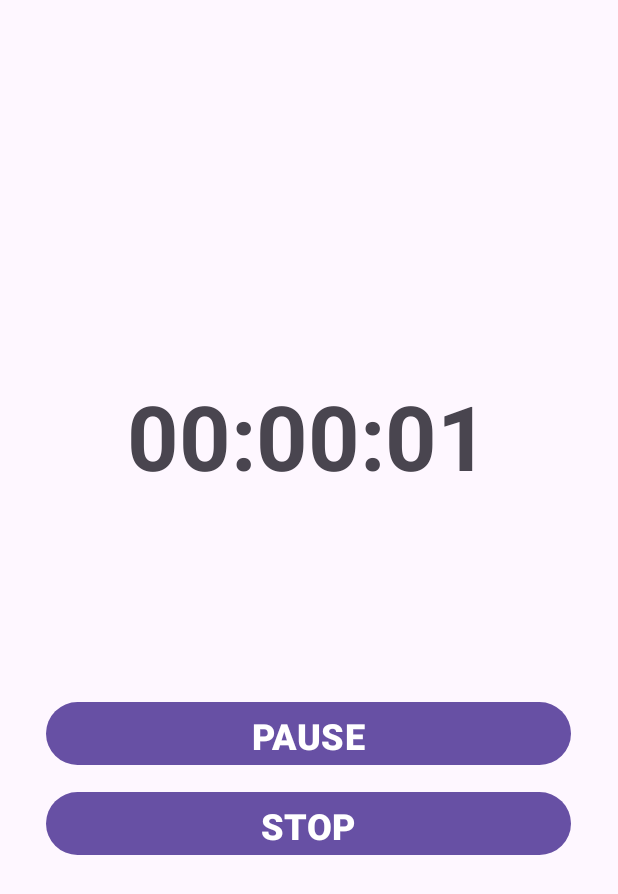
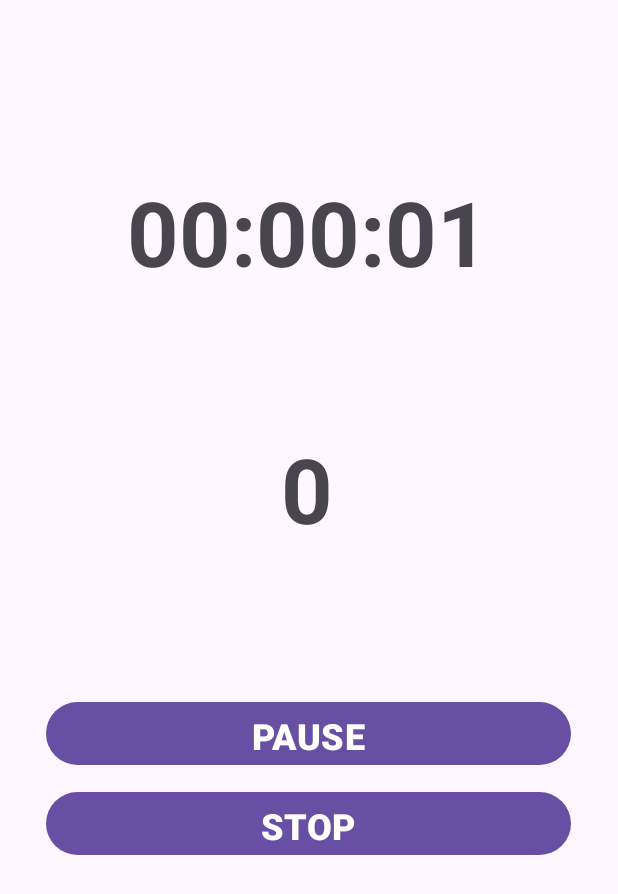
Before and after one commit to metolone-xyz/Group3Android-app, an Android app: the MeasurementActivity screen opened directly, with no data from a screen before it, on a phone screen of 412 x 824 dp. Shown: the top 894 px of the screen. Run offline under Robolectric (Android 15) with nearby library versions, the phone set to English and light mode, and no system bars.

Commit message:
ManagementActivity.javaに歩数を記録するためのメソッド、変数を追加

```diff
--- a/app/src/main/java/com/group3/myandroid/MeasurementActivity.java
+++ b/app/src/main/java/com/group3/myandroid/MeasurementActivity.java
@@ -9,6 +9,10 @@ import android.os.Bundle;
 import com.group3.myandroid.global.EasyLogger;
 import org.w3c.dom.Text;
 import android.widget.TextView;
+import android.hardware.Sensor;
+import android.hardware.SensorEvent;
+import android.hardware.SensorEventListener;
+import android.hardware.SensorManager;
 
 //メモ:ボタンをインポートする
 
@@ -18,6 +22,12 @@ public class MeasurementActivity extends AppCompatActivity {
     private Handler handler = new Handler();
     private TextView timerTextView;
     private long elapsedTime = 0;
+
+    //歩数カウント関係の変数
+    private SensorManager sensorManager;
+    private Sensor stepSensor;
+    private int stepCount = 0;
+
     private Runnable updateTimeRunnable = new Runnable() {
 
         @Override
@@ -28,6 +38,20 @@ public class MeasurementActivity extends AppCompatActivity {
         }
     };
 
+    //歩数センサーのリスナー
+    private final SensorEventListener stepListener = new SensorEventListener() {
+        @Override
+        public void onSensorChanged(SensorEvent event) {
+            if (event.sensor.getType() == Sensor.TYPE_STEP_COUNTER){
+                //UIを更新する処理
+            }
+        }
+
+        @Override
+        public void onAccuracyChanged(Sensor sensor, int accuracy) {
+                //とりあえず無視
+        }
+    };
 
     @Override
     protected void onCreate(Bundle savedInstanceState) {
@@ -40,10 +64,18 @@ public class MeasurementActivity extends AppCompatActivity {
         startTime = System.currentTimeMillis();
         handler.postDelayed(updateTimeRunnable, 0);
 
+        //センサーを初期化
+        sensorManager = (SensorManager) getSystemService(SENSOR_SERVICE);
+        stepSensor = sensorManager.getDefaultSensor(Sensor.TYPE_STEP_COUNTER);
+
+        if(stepSensor == null){
+            //エラー処理
+        }
+
         startButton.setOnClickListener(new View.OnClickListener(){
             @Override
             public void onClick(View view) {
-                //クリック時にMeasurementActivity
+                //クリック時にCouponMeasurementActivityに移動
                 Intent intent = new Intent(MeasurementActivity.this, CouponManagementActivity.class);
                 startActivity(intent);
 
@@ -57,6 +89,25 @@ public class MeasurementActivity extends AppCompatActivity {
 
     }
 
+    //アクティビティがユーザーとの対話に戻る直前に呼ばれる。アクティブな状態になるとすぐにセンサーのデータを受け取る
+    @Override
+    protected void onResume() {
+        super.onResume();
+        if (stepSensor != null) {
+            sensorManager.registerListener(stepListener, stepSensor, SensorManager.SENSOR_DELAY_NORMAL);
+        }
+    }
+
+    //アクティビティが全面から離れる直前に呼び出される。
+    @Override
+    protected void onPause() {
+        super.onPause();
+        if (stepSensor != null) {
+            sensorManager.unregisterListener(stepListener);
+        }
+    }
+
+    //時間を更新するためのメソッド
     private void updateTimeDisplay(long millis) {
         int seconds = (int) (millis / 1000) % 60;
         int minutes = (int) ((millis / (1000*60)) % 60);
@@ -64,4 +115,10 @@ public class MeasurementActivity extends AppCompatActivity {
         timerTextView.setText(String.format("%02d:%02d:%02d", hours, minutes, seconds));
     }
 
+    //歩数を更新するためのメソッド
+    private void updateStepCount(){
+        TextView stepCountTextView = findViewById(R.id.stepCountTextView); //表示するUI
+        stepCountTextView.setText("Steps: " + stepCount);   //表示内容
+    }
+
 }
--- a/app/src/main/res/layout/activity_measurement.xml
+++ b/app/src/main/res/layout/activity_measurement.xml
@@ -6,6 +6,15 @@
         android:layout_width="match_parent"
         android:layout_height="match_parent"
         tools:context=".MeasurementActivity" android:id="@+id/Maker">
+    <TextView
+            android:text="0"
+            android:layout_width="wrap_content"
+            android:layout_height="wrap_content" android:id="@+id/stepCountTextView"
+            app:layout_constraintBottom_toTopOf="@+id/PauseButton" app:layout_constraintStart_toStartOf="parent"
+            app:layout_constraintTop_toTopOf="parent"
+            app:layout_constraintEnd_toEndOf="parent" app:layout_constraintHorizontal_bias="0.496"
+            app:layout_constraintVertical_bias="0.745" android:textStyle="bold" android:textSize="60sp"
+            android:textAlignment="center"/>
     <Button
             android:text="STOP"
             android:layout_width="350dp"
@@ -31,9 +40,8 @@
             android:layout_height="wrap_content" android:id="@+id/timerTextView"
             app:layout_constraintBottom_toTopOf="@+id/PauseButton" app:layout_constraintStart_toStartOf="parent"
             app:layout_constraintTop_toTopOf="parent"
-            android:layout_marginTop="250dp"
-            app:layout_constraintEnd_toEndOf="parent" app:layout_constraintHorizontal_bias="0.498"
-            app:layout_constraintVertical_bias="0.0" android:textStyle="bold" android:textSize="60sp"
+            app:layout_constraintEnd_toEndOf="parent" app:layout_constraintHorizontal_bias="0.496"
+            app:layout_constraintVertical_bias="0.298" android:textStyle="bold" android:textSize="60sp"
             android:textAlignment="center"/>
 
 </androidx.constraintlayout.widget.ConstraintLayout>
```
